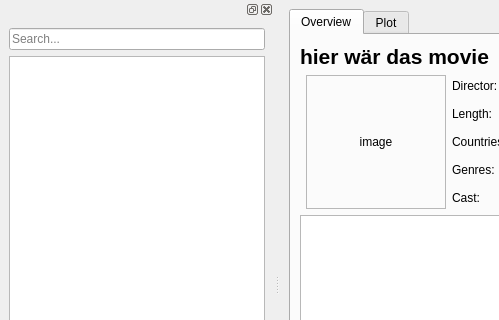
Qt form playground/qtgui.ui (bordstein/hamster) before a commit; both pictures show x 0 to 499 and y 0 to 320 of the 879 by 589 pixel window.
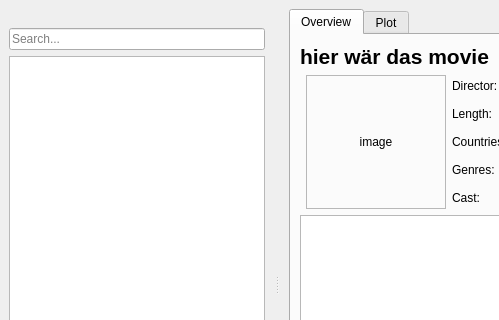
The same form after that commit. Icons and pictures are not drawn.

Commit message: preventing movie list from being closed or floated

The edit to the form file:
```diff
--- a/playground/qtgui.ui
+++ b/playground/qtgui.ui
@@ -349,6 +349,9 @@
   </widget>
   <widget class="QStatusBar" name="statusbar"/>
   <widget class="QDockWidget" name="dockWidget">
+   <property name="features">
+    <set>QDockWidget::DockWidgetMovable</set>
+   </property>
    <attribute name="dockWidgetArea">
     <number>1</number>
    </attribute>
```
